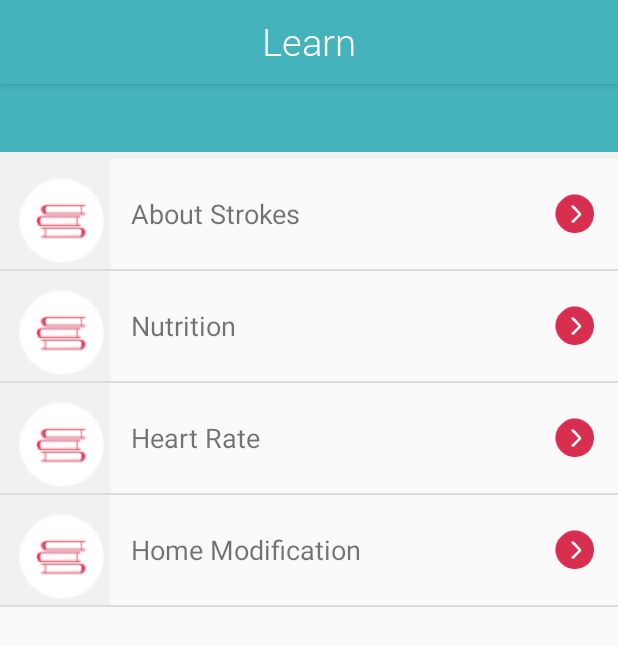
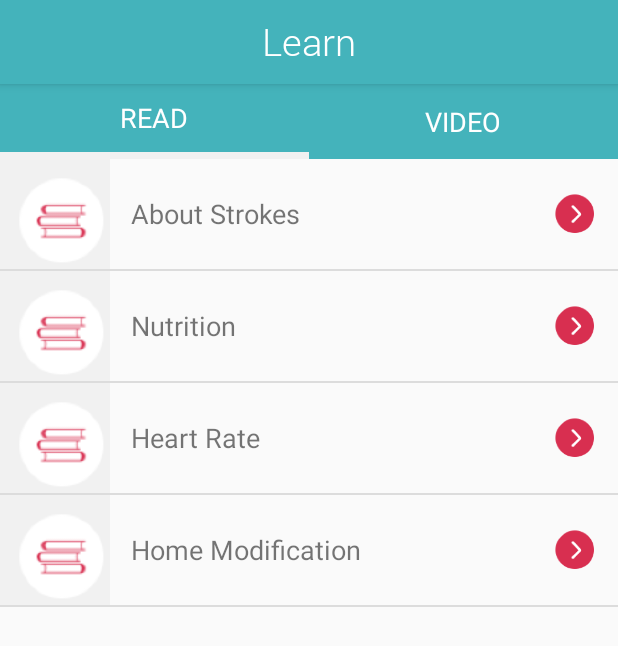
Before and after one commit to rachelgrau/Health4TheWorldStroke, an Android app: the LearnActivity screen opened directly, with no data from a screen before it, on a phone screen of 412 x 824 dp. Shown: the top 646 px of the screen. Run offline under Robolectric (Android 15) with nearby library versions, the phone set to English and light mode, and no system bars.

Commit message:
Make read/video tabs, views all set up (even with clicking). List view doesn't change yet

```diff
--- a/app/src/main/res/layout/activity_learn.xml
+++ b/app/src/main/res/layout/activity_learn.xml
@@ -43,18 +43,22 @@
             android:layout_height="50dp"
             android:layout_weight="1"
             android:orientation="vertical">
-            <View
+            <TextView
                 android:id="@+id/read_button_top"
                 android:layout_width="match_parent"
                 android:layout_height="45dp"
-                android:background="@color/colorPrimaryDark">
-            </View>
+                android:text="@string/read_tab"
+                android:textColor="@color/colorWhite"
+                android:textSize="8pt"
+                android:gravity="center"
+                android:onClick="clickReadTab"
+                android:clickable="true"
+                android:background="@color/colorPrimaryDark"/>
             <View
                 android:id="@+id/read_button_gray_bottom"
                 android:layout_width="match_parent"
                 android:layout_height="5dp"
-                android:background="@color/gray">
-            </View>
+                android:background="@color/gray"/>
         </LinearLayout>
         <!--Video Tab-->
         <LinearLayout
@@ -63,17 +67,22 @@
             android:layout_height="50dp"
             android:layout_weight="1"
             android:orientation="vertical">
-            <View
+            <TextView
                 android:id="@+id/video_button_top"
                 android:layout_width="match_parent"
-                android:layout_height="45dp"
+                android:layout_height="50dp"
+                android:text="@string/video_tab"
+                android:textColor="@color/colorWhite"
+                android:textSize="8pt"
+                android:gravity="center"
+                android:onClick="clickVideoTab"
+                android:clickable="true"
                 android:background="@color/colorPrimaryDark"/>
             <View
                 android:id="@+id/video_button_gray_bottom"
                 android:layout_width="match_parent"
                 android:layout_height="5dp"
-                android:background="@color/gray">
-            </View>
+                android:background="@color/gray"/>
         </LinearLayout>
     </LinearLayout>
 
--- a/app/src/main/res/values/strings.xml
+++ b/app/src/main/res/values/strings.xml
@@ -6,4 +6,6 @@
     <string name="quote"> “The world you desired can be won. It exists.. it is real.. it is possible.. it’s yours.” </string>
     <string name="author">- Ayn Rand</string>
     <string name="thumbnail">Thumbnail</string>
+    <string name="read_tab">READ</string>
+    <string name="video_tab">VIDEO</string>
 </resources>
```
Also changed, not shown: app/src/main/java/com/example/rachel/health4theworldstroke/Activities/LearnActivity.java (+55 -0 lines).
